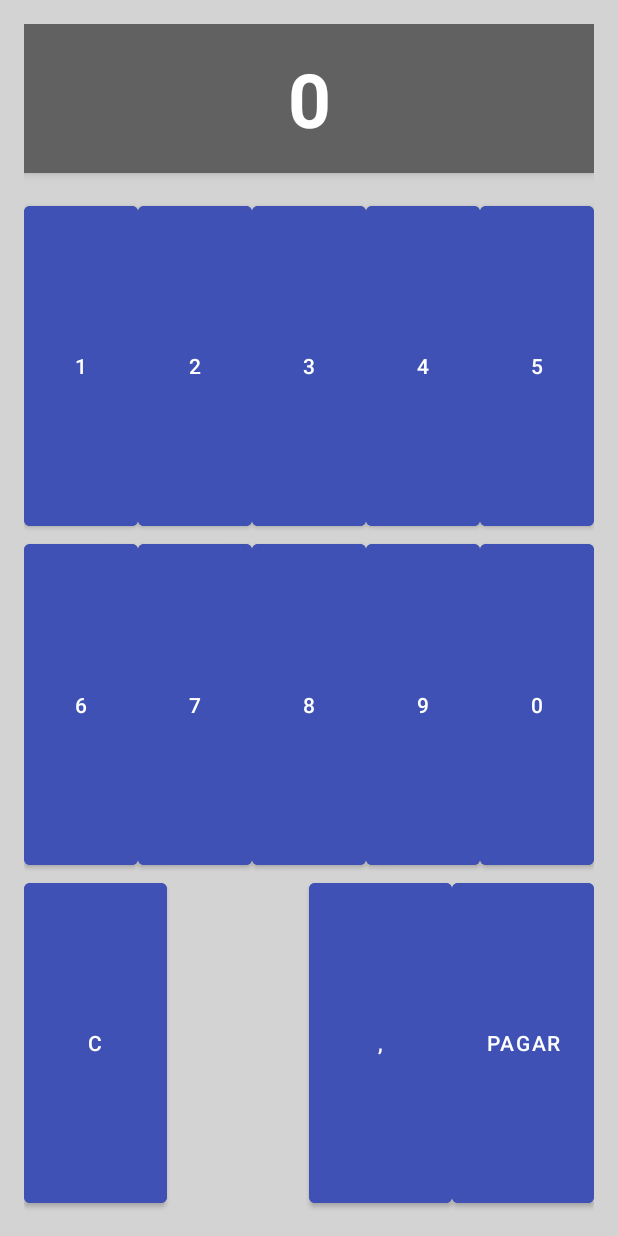
After one commit to HectorFC67/LaboralKutxaTPV, an Android app: the IntroducirPago screen opened directly, with no data from a screen before it, on a phone screen of 412 x 824 dp. The commit adds this screen. Run offline under Robolectric (Android 15) with nearby library versions, the phone set to English and light mode, and no system bars.

Commit message:
CalculadoraAñadida

```diff
--- a/app/src/main/AndroidManifest.xml
+++ b/app/src/main/AndroidManifest.xml
@@ -69,6 +69,7 @@
         <!-- NUEVA actividad de encuesta de satisfacción -->
         <activity android:name=".EncuestaSatisfaccionActivity" />
 
+        <activity android:name=".IntroducirPago" />
     </application>
 
 </manifest>
--- a/app/src/main/java/com/example/laboralkutxatpv/FirstFragment.kt
+++ b/app/src/main/java/com/example/laboralkutxatpv/FirstFragment.kt
@@ -49,7 +49,7 @@ class FirstFragment : Fragment() {
         }
         // Historial de Ventas
         binding.buttonPagarDirecto.setOnClickListener {
-            val intent = Intent(requireContext(), QRCodeScannerActivity::class.java)
+            val intent = Intent(requireContext(), IntroducirPago::class.java)
             startActivity(intent)
         }
     }
--- /dev/null
+++ b/app/src/main/java/com/example/laboralkutxatpv/IntroducirPago.kt
@@ -0,0 +1,78 @@
+package com.example.laboralkutxatpv
+
+import android.os.Bundle
+import android.text.TextUtils
+import android.widget.Button
+import android.widget.TextView
+import android.widget.Toast
+import androidx.appcompat.app.AppCompatActivity
+
+class IntroducirPago : AppCompatActivity() {
+
+    private lateinit var amountTextView: TextView
+    private var currentInput: StringBuilder = StringBuilder()
+
+    override fun onCreate(savedInstanceState: Bundle?) {
+        super.onCreate(savedInstanceState)
+        setContentView(R.layout.activity_pagar_directo) // Ensure this matches your XML filename
+
+        // Bind UI elements
+        amountTextView = findViewById(R.id.amountTextView)
+
+        // Set up button click listeners
+        setupButtonListeners()
+    }
+
+    private fun setupButtonListeners() {
+        val buttonIds = listOf(
+            R.id.btn1, R.id.btn2, R.id.btn3, R.id.btn4, R.id.btn5,
+            R.id.btn6, R.id.btn7, R.id.btn8, R.id.btn9, R.id.btn10
+        )
+
+        // Set numeric button listeners
+        for (id in buttonIds) {
+            findViewById<Button>(id).setOnClickListener { appendNumber((it as Button).text.toString()) }
+        }
+
+        // Special button listeners
+        findViewById<Button>(R.id.btnCharge ).setOnClickListener { addDecimal() }
+        findViewById<Button>(R.id.btnComma).setOnClickListener { clearAmount() }
+        findViewById<Button>(R.id.btnClear).setOnClickListener { processPayment() }
+    }
+
+    private fun appendNumber(number: String) {
+        if (currentInput.length < 10) { // Limit input length
+            currentInput.append(number)
+            updateAmountTextView()
+        }
+    }
+
+    private fun addDecimal() {
+        if (!currentInput.contains(",")) { // Prevent multiple decimals
+            if (currentInput.isEmpty()) {
+                currentInput.append("0,") // Handle case when user starts with ","
+            } else {
+                currentInput.append(",")
+            }
+            updateAmountTextView()
+        }
+    }
+
+    private fun clearAmount() {
+        currentInput.clear()
+        updateAmountTextView()
+    }
+
+    private fun processPayment() {
+        if (TextUtils.isEmpty(currentInput.toString())) {
+            Toast.makeText(this, "Ingrese un monto antes de pagar", Toast.LENGTH_SHORT).show()
+        } else {
+            Toast.makeText(this, "Procesando pago de $currentInput", Toast.LENGTH_SHORT).show()
+            // Replace with actual payment logic
+        }
+    }
+
+    private fun updateAmountTextView() {
+        amountTextView.text = if (currentInput.isEmpty()) "0" else currentInput.toString()
+    }
+}
--- /dev/null
+++ b/app/src/main/java/com/example/laboralkutxatpv/OlvidoContrasena.kt
@@ -0,0 +1,76 @@
+package com.example.laboralkutxatpv
+
+import android.app.ProgressDialog
+import android.content.Intent
+import android.os.Bundle
+import android.text.TextUtils
+import android.widget.Button
+import android.widget.EditText
+import android.widget.TextView
+import android.widget.Toast
+import androidx.appcompat.app.AppCompatActivity
+
+class OlvidoContrasena : AppCompatActivity() {
+
+    private lateinit var verificationCodeInput: EditText
+    private lateinit var newPasswordInput: EditText
+    private lateinit var confirmPasswordInput: EditText
+    private lateinit var resetPasswordButton: Button
+    private lateinit var titleTextView: TextView
+    private lateinit var progressDialog: ProgressDialog
+
+    override fun onCreate(savedInstanceState: Bundle?) {
+        super.onCreate(savedInstanceState)
+        setContentView(R.layout.activity_forgot_password)
+
+        // Bind views to XML components
+        titleTextView = findViewById(R.id.tv_title)
+        verificationCodeInput = findViewById(R.id.et_verification_code)
+        newPasswordInput = findViewById(R.id.et_new_password)
+        confirmPasswordInput = findViewById(R.id.et_confirm_password)
+        resetPasswordButton = findViewById(R.id.btn_reset_password)
+
+        // Initialize progress dialog
+        progressDialog = ProgressDialog(this)
+        progressDialog.setMessage("Resetting Password...")
+
+        // Set click listener for password reset button
+        resetPasswordButton.setOnClickListener {
+            resetPassword()
+        }
+    }
+
+    private fun resetPassword() {
+        val verificationCode = verificationCodeInput.text.toString().trim()
+        val newPassword = newPasswordInput.text.toString().trim()
+        val confirmPassword = confirmPasswordInput.text.toString().trim()
+
+        if (TextUtils.isEmpty(verificationCode) || TextUtils.isEmpty(newPassword) || TextUtils.isEmpty(confirmPassword)) {
+            Toast.makeText(this, "All fields are required", Toast.LENGTH_SHORT).show()
+            return
+        }
+
+        if (newPassword != confirmPassword) {
+            Toast.makeText(this, "Passwords do not match", Toast.LENGTH_SHORT).show()
+            return
+        }
+
+        if (newPassword.length < 6) {
+            Toast.makeText(this, "Password must be at least 6 characters long", Toast.LENGTH_SHORT).show()
+            return
+        }
+
+        // Show progress dialog
+        progressDialog.show()
+
+        // Simulating an API call delay (replace with actual backend call)
+        android.os.Handler().postDelayed({
+            progressDialog.dismiss()
+            Toast.makeText(this, "Password reset successful!", Toast.LENGTH_LONG).show()
+
+            // Redirect user to login screen after resetting password
+            startActivity(Intent(this, LoginActivity::class.java))
+            finish()
+        }, 2000)
+    }
+}
--- /dev/null
+++ b/app/src/main/res/drawable/button_background.xml
@@ -0,0 +1,6 @@
+<shape xmlns:android="http://schemas.android.com/apk/res/android">
+    <corners android:radius="20dp"/>
+    <solid android:color="@android:color/holo_purple"/>
+    <padding android:left="10dp" android:top="10dp" android:right="10dp" android:bottom="10dp"/>
+    <stroke android:width="2dp" android:color="@android:color/white"/>
+</shape>
--- /dev/null
+++ b/app/src/main/res/drawable/gradient_background.xml
@@ -0,0 +1,7 @@
+<shape xmlns:android="http://schemas.android.com/apk/res/android">
+    <gradient
+            android:angle="90"
+            android:startColor="#512DA8"
+            android:endColor="#673AB7"
+            android:type="linear"/>
+</shape>
--- /dev/null
+++ b/app/src/main/res/drawable/textview_background.xml
@@ -0,0 +1,6 @@
+<shape xmlns:android="http://schemas.android.com/apk/res/android">
+    <corners android:radius="10dp"/>
+    <solid android:color="#E0E0E0"/>
+    <padding android:left="20dp" android:top="10dp" android:right="20dp" android:bottom="10dp"/>
+    <stroke android:width="2dp" android:color="@android:color/darker_gray"/>
+</shape>
--- /dev/null
+++ b/app/src/main/res/layout/activity_pagar_directo.xml
@@ -0,0 +1,195 @@
+<?xml version="1.0" encoding="utf-8"?>
+<LinearLayout xmlns:android="http://schemas.android.com/apk/res/android"
+        xmlns:app="http://schemas.android.com/apk/res-auto"
+        xmlns:tools="http://schemas.android.com/tools"
+        android:layout_width="match_parent"
+        android:layout_height="match_parent"
+        android:id="@+id/IntroducirPago"
+        android:orientation="vertical"
+        android:gravity="center"
+        android:padding="16dp"
+        android:background="@color/light_gray">
+
+    <!-- Amount Display -->
+    <TextView
+            android:id="@+id/amountTextView"
+            android:layout_width="match_parent"
+            android:layout_height="wrap_content"
+            android:text="0"
+            android:textSize="50sp"
+            android:gravity="center"
+            android:padding="16dp"
+            android:background="@color/darker_gray"
+            android:textColor="@android:color/white"
+            android:elevation="4dp"
+            android:textStyle="bold"
+            android:layout_marginBottom="16dp"/>
+
+    <!-- Button Grid -->
+    <androidx.constraintlayout.widget.ConstraintLayout
+            android:layout_width="match_parent"
+            android:layout_height="0dp"
+            android:layout_weight="1"
+            android:id="@+id/gridLayout">
+
+        <!-- Buttons Styled with MaterialButton -->
+        <com.google.android.material.button.MaterialButton
+                android:id="@+id/btn1"
+                style="@style/CustomButtonStyle"
+                android:text="1"
+                android:layout_width="0dp"
+                android:layout_height="0dp"
+                app:layout_constraintStart_toStartOf="parent"
+                app:layout_constraintEnd_toStartOf="@+id/btn2"
+                app:layout_constraintTop_toTopOf="parent"
+                app:layout_constraintBottom_toTopOf="@+id/btn6"/>
+
+        <com.google.android.material.button.MaterialButton
+                android:id="@+id/btn2"
+                style="@style/CustomButtonStyle"
+                android:text="2"
+                android:layout_width="0dp"
+                android:layout_height="0dp"
+                app:layout_constraintStart_toEndOf="@+id/btn1"
+                app:layout_constraintEnd_toStartOf="@+id/btn3"
+                app:layout_constraintTop_toTopOf="parent"
+                app:layout_constraintBottom_toTopOf="@+id/btn7"/>
+
+        <com.google.android.material.button.MaterialButton
+                android:id="@+id/btn3"
+                style="@style/CustomButtonStyle"
+                android:text="3"
+                android:layout_width="0dp"
+                android:layout_height="0dp"
+                app:layout_constraintStart_toEndOf="@+id/btn2"
+                app:layout_constraintEnd_toStartOf="@+id/btn4"
+                app:layout_constraintTop_toTopOf="parent"
+                app:layout_constraintBottom_toTopOf="@+id/btn8"/>
+
+        <com.google.android.material.button.MaterialButton
+                android:id="@+id/btn4"
+                style="@style/CustomButtonStyle"
+                android:text="4"
+                android:layout_width="0dp"
+                android:layout_height="0dp"
+                app:layout_constraintStart_toEndOf="@+id/btn3"
+                app:layout_constraintEnd_toStartOf="@+id/btn5"
+                app:layout_constraintTop_toTopOf="parent"
+                app:layout_constraintBottom_toTopOf="@+id/btn9"/>
+
+        <com.google.android.material.button.MaterialButton
+                android:id="@+id/btn5"
+                style="@style/CustomButtonStyle"
+                android:text="5"
+                android:layout_width="0dp"
+                android:layout_height="0dp"
+                app:layout_constraintStart_toEndOf="@+id/btn4"
+                app:layout_constraintEnd_toEndOf="parent"
+                app:layout_constraintTop_toTopOf="parent"
+                app:layout_constraintBottom_toTopOf="@+id/btn10"/>
+
+        <!-- Second Row -->
+        <com.google.android.material.button.MaterialButton
+                android:id="@+id/btn6"
+                style="@style/CustomButtonStyle"
+                android:text="6"
+                android:layout_width="0dp"
+                android:layout_height="0dp"
+                app:layout_constraintStart_toStartOf="parent"
+                app:layout_constraintEnd_toStartOf="@+id/btn7"
+                app:layout_constraintTop_toBottomOf="@+id/btn1"
+                app:layout_constraintBottom_toTopOf="@+id/btnComma"/>
+
+        <com.google.android.material.button.MaterialButton
+                android:id="@+id/btn7"
+                style="@style/CustomButtonStyle"
+                android:text="7"
+                android:layout_width="0dp"
+                android:layout_height="0dp"
+                app:layout_constraintStart_toEndOf="@+id/btn6"
+                app:layout_constraintEnd_toStartOf="@+id/btn8"
+                app:layout_constraintTop_toBottomOf="@+id/btn2"
+                app:layout_constraintBottom_toTopOf="@+id/btn0"/>
+
+        <com.google.android.material.button.MaterialButton
+                android:id="@+id/btn8"
+                style="@style/CustomButtonStyle"
+                android:text="8"
+                android:layout_width="0dp"
+                android:layout_height="0dp"
+                app:layout_constraintStart_toEndOf="@+id/btn7"
+                app:layout_constraintEnd_toStartOf="@+id/btn9"
+                app:layout_constraintTop_toBottomOf="@+id/btn3"
+                app:layout_constraintBottom_toTopOf="@+id/btnCharge"/>
+
+        <com.google.android.material.button.MaterialButton
+                android:id="@+id/btn9"
+                style="@style/CustomButtonStyle"
+                android:text="9"
+                android:layout_width="0dp"
+                android:layout_height="0dp"
+                app:layout_constraintStart_toEndOf="@+id/btn8"
+                app:layout_constraintEnd_toStartOf="@+id/btn10"
+                app:layout_constraintTop_toBottomOf="@+id/btn4"
+                app:layout_constraintBottom_toTopOf="@+id/btnClear"/>
+
+        <com.google.android.material.button.MaterialButton
+                android:id="@+id/btn10"
+                style="@style/CustomButtonStyle"
+                android:text="0"
+                android:layout_width="0dp"
+                android:layout_height="0dp"
+                app:layout_constraintStart_toEndOf="@+id/btn9"
+                app:layout_constraintEnd_toEndOf="parent"
+                app:layout_constraintTop_toBottomOf="@+id/btn5"
+                app:layout_constraintBottom_toTopOf="@+id/btnComma"/>
+
+        <!-- Third Row -->
+        <com.google.android.material.button.MaterialButton
+                android:id="@+id/btnComma"
+                style="@style/CustomButtonStyle"
+                android:text="C"
+                android:layout_width="0dp"
+                android:layout_height="0dp"
+                app:layout_constraintStart_toStartOf="parent"
+                app:layout_constraintEnd_toStartOf="@+id/btn0"
+                app:layout_constraintTop_toBottomOf="@+id/btn6"
+                app:layout_constraintBottom_toBottomOf="parent"/>
+
+        <com.google.android.material.button.MaterialButton
+                android:id="@+id/btn0"
+                style="@style/TransparentButtonStyle"
+                android:layout_width="0dp"
+                android:layout_height="0dp"
+                android:text="."
+                app:layout_constraintStart_toEndOf="@+id/btnComma"
+                app:layout_constraintEnd_toStartOf="@+id/btnCharge"
+                app:layout_constraintTop_toBottomOf="@+id/btn7"
+                app:layout_constraintBottom_toBottomOf="parent"/>
+
+
+        <com.google.android.material.button.MaterialButton
+                android:id="@+id/btnCharge"
+                style="@style/CustomButtonStyle"
+                android:text=","
+                android:layout_width="0dp"
+                android:layout_height="0dp"
+                app:layout_constraintStart_toEndOf="@+id/btn0"
+                app:layout_constraintEnd_toStartOf="@+id/btnClear"
+                app:layout_constraintTop_toBottomOf="@+id/btn8"
+                app:layout_constraintBottom_toBottomOf="parent"/>
+
+        <com.google.android.material.button.MaterialButton
+                android:id="@+id/btnClear"
+                style="@style/CustomButtonStyle"
+                android:text="Pagar"
+                android:layout_width="0dp"
+                android:layout_height="0dp"
+                app:layout_constraintStart_toEndOf="@+id/btnCharge"
+                app:layout_constraintEnd_toEndOf="parent"
+                app:layout_constraintTop_toBottomOf="@+id/btn9"
+                app:layout_constraintBottom_toBottomOf="parent"/>
+
+    </androidx.constraintlayout.widget.ConstraintLayout>
+
+</LinearLayout>
--- a/app/src/main/res/values/colors.xml
+++ b/app/src/main/res/values/colors.xml
@@ -69,5 +69,7 @@
     <color name="neon_yellow">#FFF5FF14</color>
     <color name="neon_purple">#FF8F00FF</color>
     <color name="neon_pink">#FFFF10F0</color>
-
+  <color name="deep_blue">#3F51B5</color>
+  <color name="light_blue">#81D4FA</color>
+  <color name="darker_gray">#616161</color>
   </resources>
--- /dev/null
+++ b/app/src/main/res/values/styles.xml
@@ -0,0 +1,17 @@
+<resources>
+    <style name="CustomButtonStyle" parent="Widget.MaterialComponents.Button">
+        <item name="android:backgroundTint">@color/deep_blue</item>
+        <item name="android:textColor">@android:color/white</item>
+
+        <item name="android:elevation">6dp</item>
+
+    </style>
+    <style name="TransparentButtonStyle" parent="Widget.MaterialComponents.Button">
+        <item name="android:backgroundTint">@android:color/transparent</item> <!-- Remove background -->
+        <item name="android:textColor">@android:color/transparent</item> <!-- Hide text -->
+        <item name="android:elevation">0dp</item> <!-- Remove shadow -->
+        <item name="android:outlineProvider">none</item> <!-- Remove outline/shadow -->
+        <item name="android:stateListAnimator">@null</item> <!-- Disable animations that cause shadows -->
+
+    </style>
+</resources>
```
